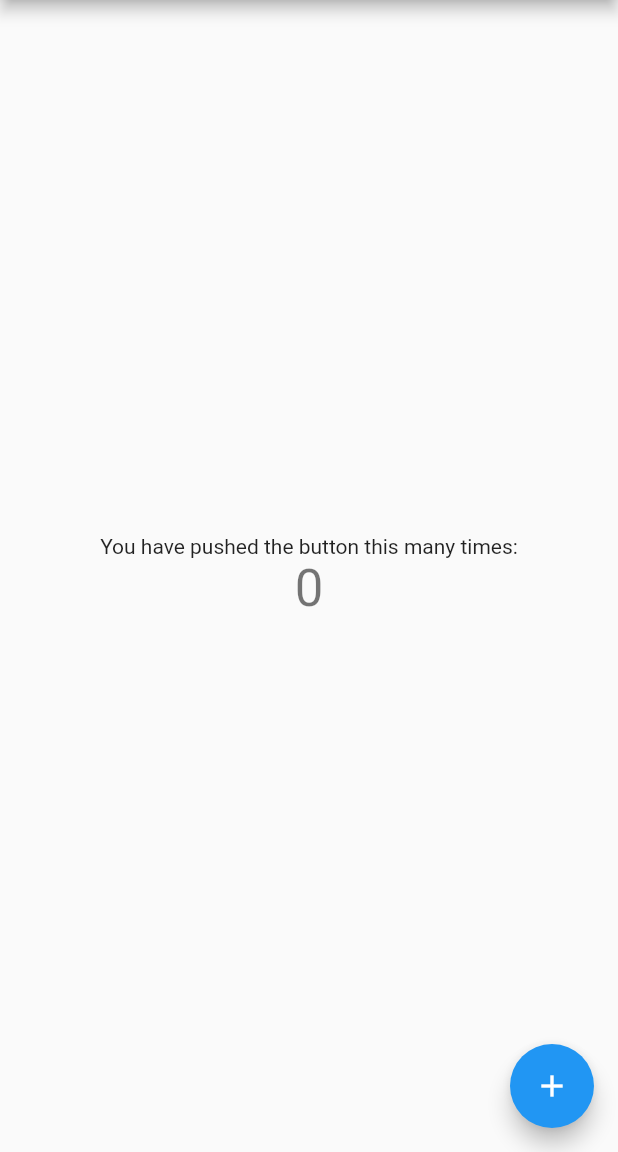
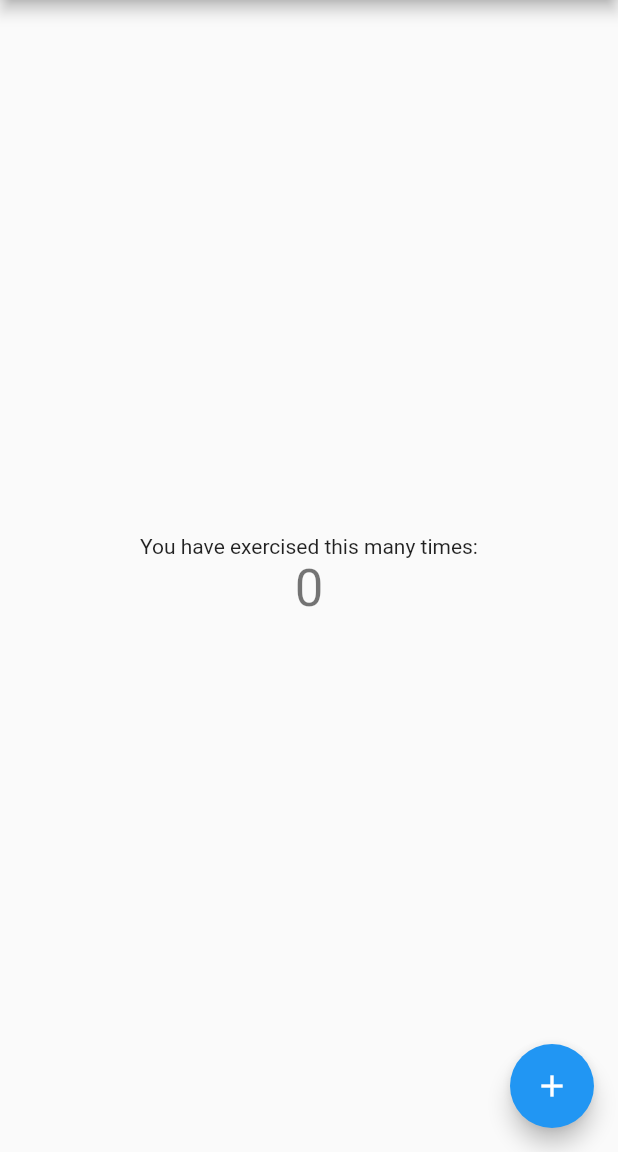
Before and after one commit to joseyjackman/RepFit, a Flutter app: the screen it shows after launch, on a phone screen of 412 x 824 dp, the part 84-1236 px from its top. Run offline on Flutter 3.47's test engine with Material 2 defaults, Android fonts, the phone set to English and light mode, and no system bars.

Commit message:
Modified main.dart to reflect "repfit" name.

```diff
--- a/repfit_main/lib/main.dart
+++ b/repfit_main/lib/main.dart
@@ -11,7 +11,7 @@ class MyApp extends StatelessWidget {
   @override
   Widget build(BuildContext context) {
     return MaterialApp(
-      title: 'Flutter Demo',
+      title: 'RepFit',
       theme: ThemeData(
         // This is the theme of your application.
         //
@@ -96,7 +96,7 @@ class _MyHomePageState extends State<MyHomePage> {
           mainAxisAlignment: MainAxisAlignment.center,
           children: <Widget>[
             const Text(
-              'You have pushed the button this many times:',
+              'You have exercised this many times:',
             ),
             Text(
               '$_counter',
```
